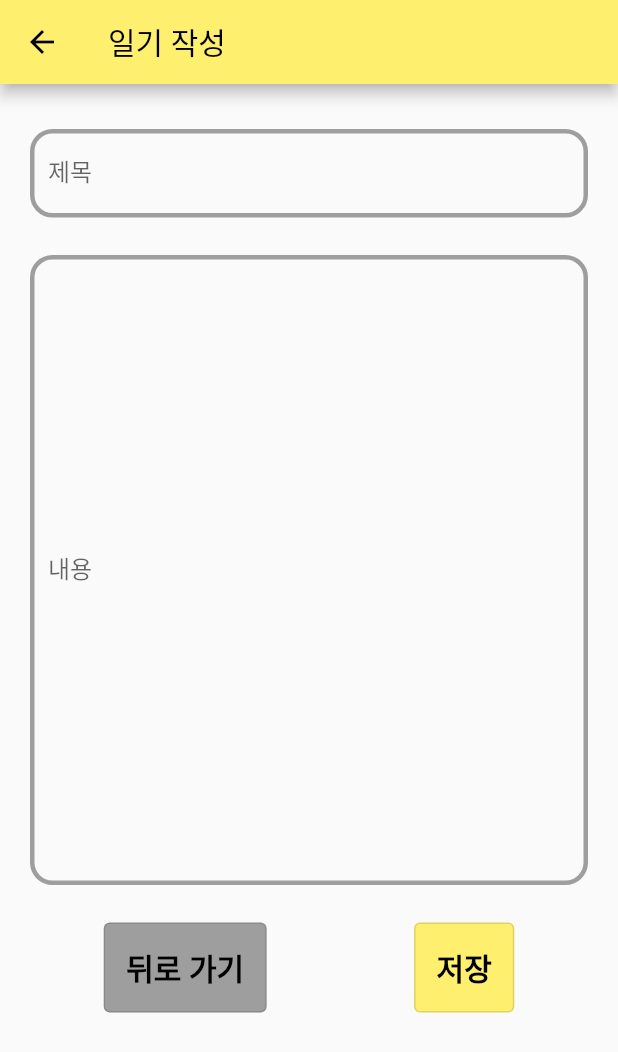
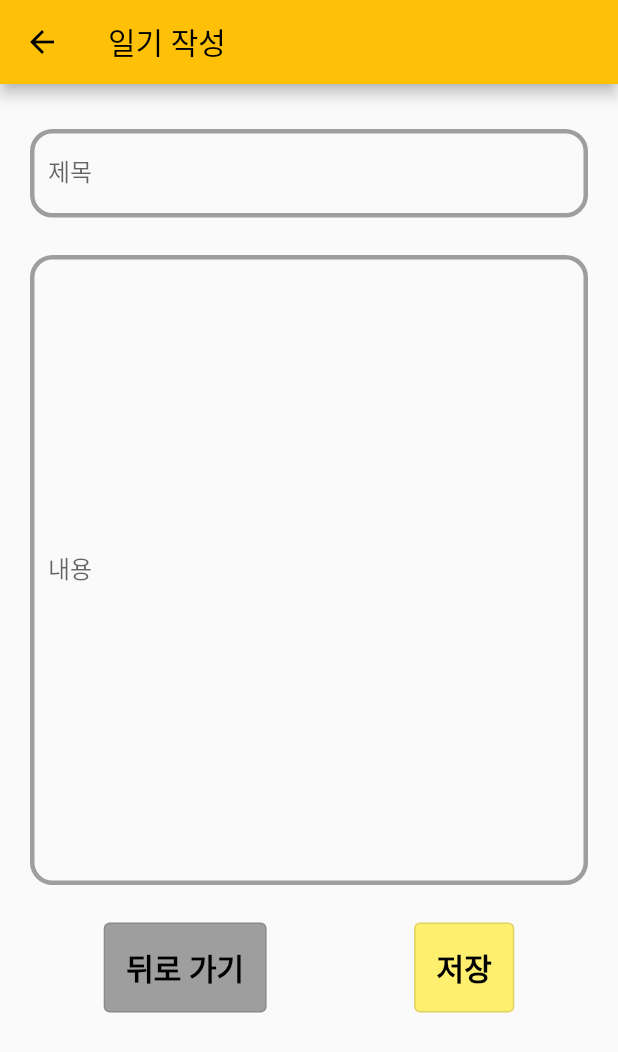
Before and after one commit to Doit-Diary/Doit-Diary, a Flutter app: the WritePost screen opened by its route, on a phone screen of 412 x 824 dp. Shown: the top 1052 px of the screen. Run offline on Flutter 3.47's test engine with Material 2 defaults, Android fonts, the phone set to English and light mode, and no system bars; our stand-ins replace shared_preferences, sqflite; accounts and stored records are empty.

Commit message:
writePost 색 변경

```diff
--- a/lib/writePost.dart
+++ b/lib/writePost.dart
@@ -17,7 +17,7 @@ class WritePost extends StatelessWidget {
       resizeToAvoidBottomInset: false,
       appBar: AppBar(
         title: Text('일기 작성', style: TextStyle(color: Colors.black)),
-        backgroundColor: const Color(0xffffef6f),
+        backgroundColor: Colors.amber
       ),
       body: Container(
           padding: const EdgeInsets.all(20.0),
@@ -38,7 +38,7 @@ class WritePost extends StatelessWidget {
                             borderRadius: BorderRadius.circular(15)
                         ),
                         focusedBorder: OutlineInputBorder(
-                            borderSide: BorderSide(width: 3, color: const Color(0xffffef6f)),
+                            borderSide: BorderSide(width: 3, color: Colors.amber),
                             borderRadius: BorderRadius.circular(15)
                         )
                     )
```
